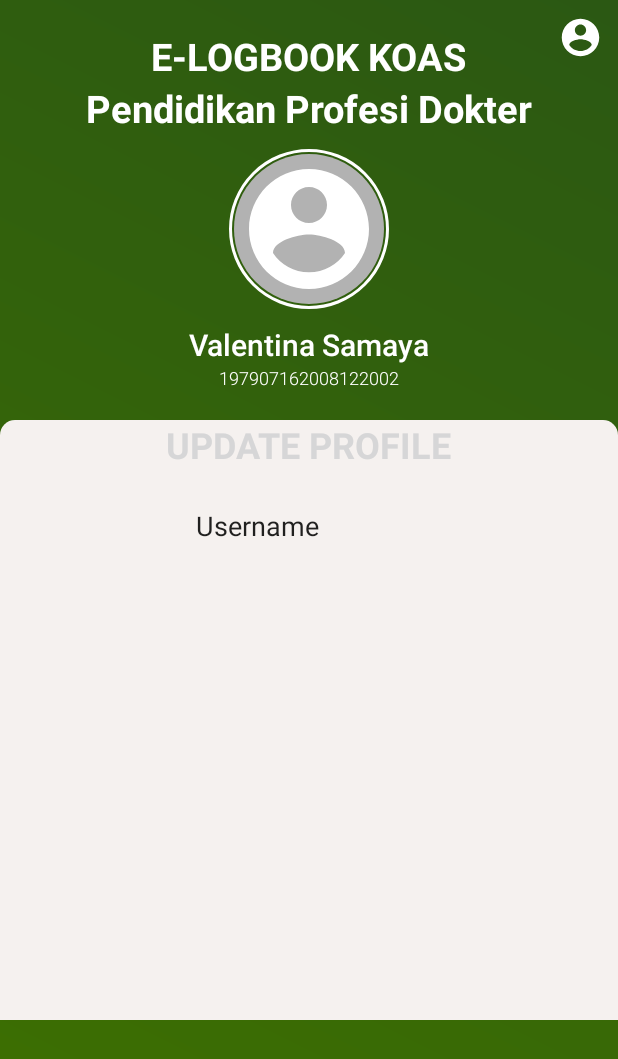
After one commit to vsamaya/LogbookKoas, an Android app: the profil screen opened directly, with no data from a screen before it, on a phone screen of 412 x 824 dp. The commit adds this screen. Shown: the top 1059 px of the screen. Run offline under Robolectric (Android 15) with nearby library versions, the phone set to English and light mode, and no system bars; our stand-ins replace CircleImageView.

Commit message:
awal update profile

```diff
--- /dev/null
+++ b/app/src/main/java/com/example/logbookkoas/profil.java
@@ -0,0 +1,14 @@
+package com.example.logbookkoas;
+
+import androidx.appcompat.app.AppCompatActivity;
+
+import android.os.Bundle;
+
+public class profil extends AppCompatActivity {
+
+    @Override
+    protected void onCreate(Bundle savedInstanceState) {
+        super.onCreate(savedInstanceState);
+        setContentView(R.layout.activity_profil);
+    }
+}
--- /dev/null
+++ b/app/src/main/res/drawable/boxprofile.xml
@@ -0,0 +1,14 @@
+<?xml version="1.0" encoding="utf-8"?>
+<shape
+    xmlns:android="http://schemas.android.com/apk/res/android">
+    <corners
+        android:topRightRadius="30dp"
+        android:topLeftRadius="30dp"
+        android:radius="40dp"
+        android:bottomRightRadius="30dp"
+        android:bottomLeftRadius="30dp"/>
+    <size
+        android:width="150dp"
+        android:height="55dp"/>
+
+</shape>
--- /dev/null
+++ b/app/src/main/res/layout/activity_profil.xml
@@ -0,0 +1,131 @@
+<?xml version="1.0" encoding="utf-8"?>
+<ScrollView xmlns:android="http://schemas.android.com/apk/res/android"
+    xmlns:app="http://schemas.android.com/apk/res-auto"
+    xmlns:tools="http://schemas.android.com/tools"
+    android:layout_width="match_parent"
+    android:orientation="vertical"
+    android:background="@drawable/grad"
+    android:layout_height="match_parent">
+    <LinearLayout
+        android:layout_width="match_parent"
+        android:layout_height="wrap_content"
+        android:orientation="vertical">
+<RelativeLayout
+    android:layout_width="match_parent"
+    android:layout_height="wrap_content"
+    tools:context=".profil"
+    android:id="@+id/profile">
+    <ImageView
+        android:layout_width="wrap_content"
+        android:layout_height="wrap_content"
+        android:layout_alignParentRight="true"
+        android:layout_marginTop="10dp"
+        android:layout_marginRight="10dp"
+        android:src="@drawable/ic_account" />
+
+    <TextView
+        android:id="@+id/tv_slmtdtg"
+        android:layout_width="wrap_content"
+        android:layout_height="wrap_content"
+        android:layout_centerHorizontal="true"
+        android:layout_marginTop="20dp"
+        android:fontFamily="sans-serif"
+        android:text="E-LOGBOOK KOAS"
+        android:textColor="@color/colorBorder"
+        android:textSize="25sp"
+        android:textStyle="bold" />
+
+    <TextView
+        android:id="@+id/tv_slmtdtgket"
+        android:layout_width="wrap_content"
+        android:layout_height="wrap_content"
+        android:layout_below="@id/tv_slmtdtg"
+        android:layout_centerHorizontal="true"
+        android:fontFamily="sans-serif"
+        android:text="Pendidikan Profesi Dokter"
+        android:textColor="@color/colorBorder"
+        android:textSize="25sp"
+        android:textStyle="bold" />
+
+    <RelativeLayout
+        android:id="@+id/profilepic"
+        android:layout_width="wrap_content"
+        android:layout_height="wrap_content"
+        android:layout_below="@id/tv_slmtdtgket"
+        android:layout_centerHorizontal="true"
+        android:layout_marginTop="10dp"
+        android:background="@drawable/circle_border"
+        android:gravity="center_horizontal">
+
+        <de.hdodenhof.circleimageview.CircleImageView
+            android:layout_width="100dp"
+            android:layout_height="100dp"
+            android:layout_margin="3dp"
+            android:background="@drawable/circle"
+            android:padding="2dp"
+            android:src="@drawable/ic_account" />
+    </RelativeLayout>
+
+    <TextView
+        android:id="@+id/namamahasiswa"
+        android:layout_width="wrap_content"
+        android:layout_height="wrap_content"
+        android:layout_below="@+id/profilepic"
+        android:layout_centerHorizontal="true"
+        android:layout_marginTop="10dp"
+        android:fontFamily="sans-serif-light"
+        android:text="Valentina Samaya"
+        android:textColor="@color/colorBorder"
+        android:textSize="20sp"
+        android:textStyle="bold" />
+
+    <TextView
+        android:id="@+id/usernamemahasiswa"
+        android:layout_width="wrap_content"
+        android:layout_height="wrap_content"
+        android:layout_below="@+id/namamahasiswa"
+        android:layout_centerHorizontal="true"
+        android:layout_marginBottom="10dp"
+        android:fontFamily="sans-serif-light"
+        android:text="197907162008122002"
+        android:textColor="@color/colorBorder"
+        android:textSize="12sp" />
+</RelativeLayout>
+        <RelativeLayout
+            android:layout_width="match_parent"
+            android:layout_height="wrap_content"
+            android:background="@drawable/roundedlayout"
+            android:layout_marginTop="10dp">
+        <LinearLayout
+            android:layout_width="300dp"
+            android:layout_height="400dp"
+            android:layout_centerHorizontal="true"
+            android:orientation="vertical">
+            <TextView
+                android:layout_width="wrap_content"
+                android:layout_height="wrap_content"
+                android:textSize="24sp"
+                android:text="UPDATE PROFILE"
+                android:textStyle="bold"
+                android:textColor="@color/md_black_1000"
+                android:layout_gravity="center"/>
+            <LinearLayout
+                android:layout_width="250dp"
+                android:layout_height="match_parent"
+                android:layout_gravity="center"
+                android:orientation="vertical">
+                <EditText
+                    android:layout_width="wrap_content"
+                    android:layout_height="wrap_content"
+                    android:text="Username"
+                    android:background="@drawable/boxprofile"
+                    android:layout_gravity="center"
+                    android:layout_marginTop="10dp"/>
+
+
+
+            </LinearLayout>
+        </LinearLayout>
+        </RelativeLayout>
+    </LinearLayout>
+</ScrollView>
```
Also changed, not shown: app/src/main/AndroidManifest.xml (+14 -7 lines), app/src/main/java/com/example/logbookkoas/BackgroundWorker.java (added, +100 -0 lines), app/src/main/res/drawable/custombutton.xml (added, +15 -0 lines), app/src/main/res/drawable/gradiendashboard1.xml (added, +7 -0 lines), app/src/main/res/drawable/gradientdashboard.xml (added, +7 -0 lines), app/src/main/res/layout/activity_main.xml (+15 -27 lines), app/src/main/res/values/strings.xml (+7 -2 lines), app/src/main/res/drawable/logoundip1.jpg (added), app/src/main/res/drawable/undip.png (added).
